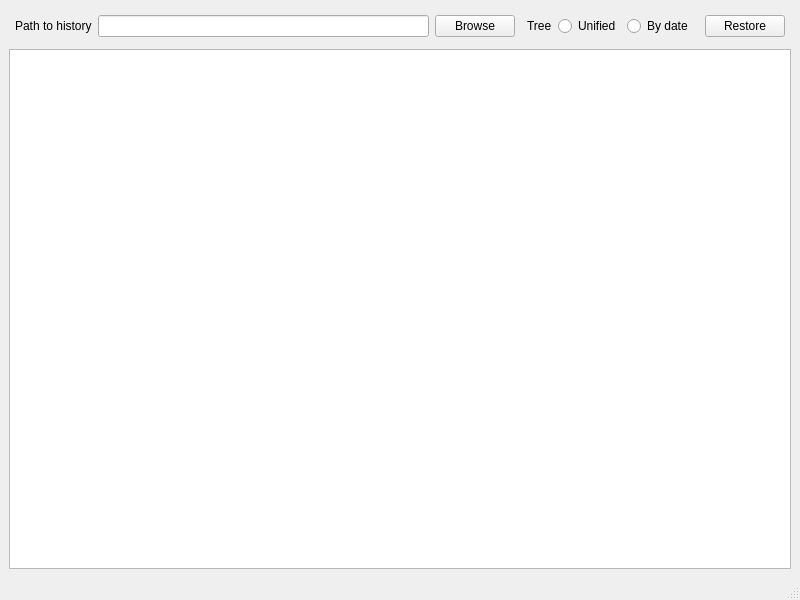
mixeme/Columbo, file gui/history.ui: the form before one commit.
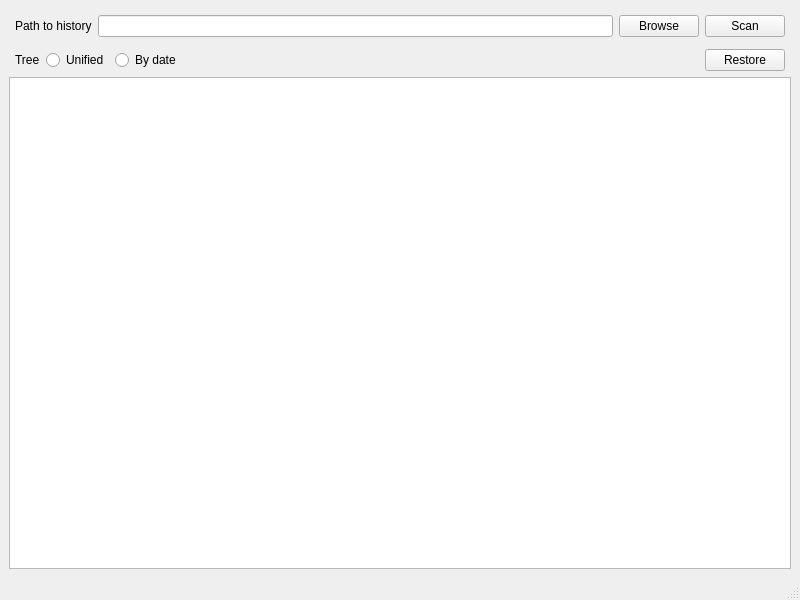
The form after the commit.

Patch:
```diff
--- a/gui/history.ui
+++ b/gui/history.ui
@@ -49,6 +49,15 @@
          </widget>
         </item>
         <item>
+         <widget class="QPushButton" name="scan_button">
+          <property name="text">
+           <string>Scan</string>
+          </property>
+         </widget>
+        </item>
+       </layout>
+      </item>
+      <item>
          <layout class="QHBoxLayout" name="horizontalLayout_8">
           <property name="leftMargin">
            <number>6</number>
@@ -56,7 +65,9 @@
           <property name="rightMargin">
            <number>6</number>
           </property>
-          <item alignment="Qt::AlignHCenter">
+        <item>
+         <layout class="QHBoxLayout" name="horizontalLayout_2">
+          <item>
            <widget class="QLabel" name="label_8">
             <property name="text">
              <string>Tree</string>
@@ -79,6 +90,19 @@
           </item>
          </layout>
         </item>
+        <item>
+         <spacer name="horizontalSpacer">
+          <property name="orientation">
+           <enum>Qt::Horizontal</enum>
+          </property>
+          <property name="sizeHint" stdset="0">
+           <size>
+            <width>40</width>
+            <height>20</height>
+           </size>
+          </property>
+         </spacer>
+        </item>
         <item>
          <widget class="QPushButton" name="pushButton_8">
           <property name="text">
```
Left out of the diff: 17 changed lines with no effect on the pictures. Lines whose indentation alone changed are shown as unchanged.
